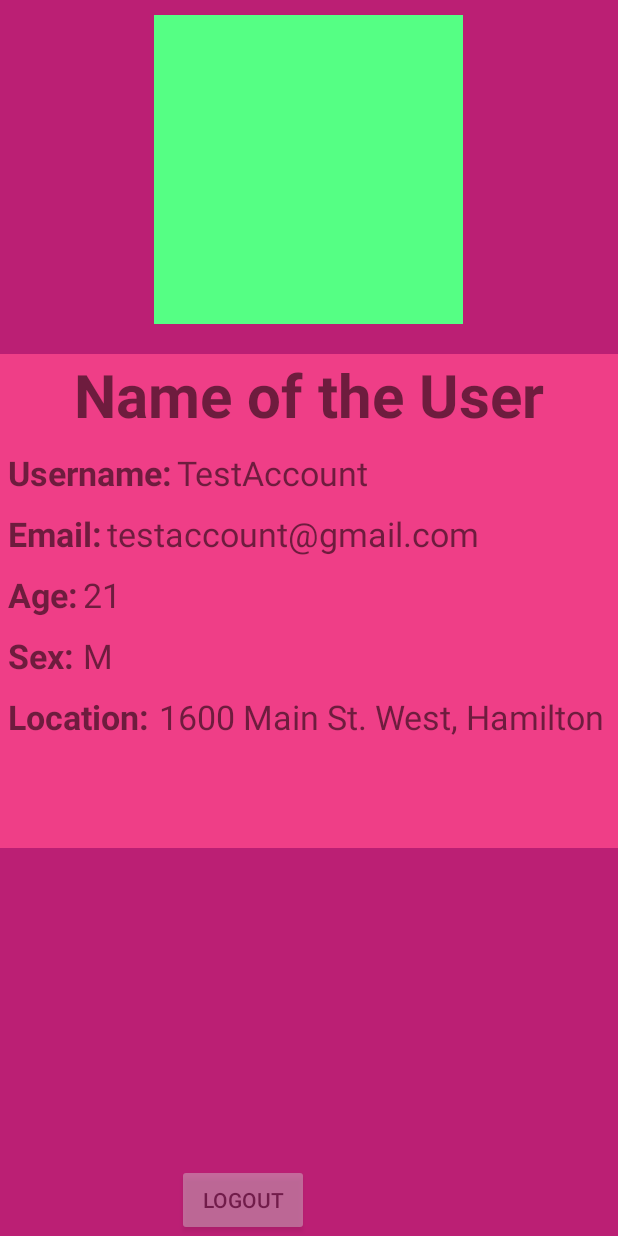
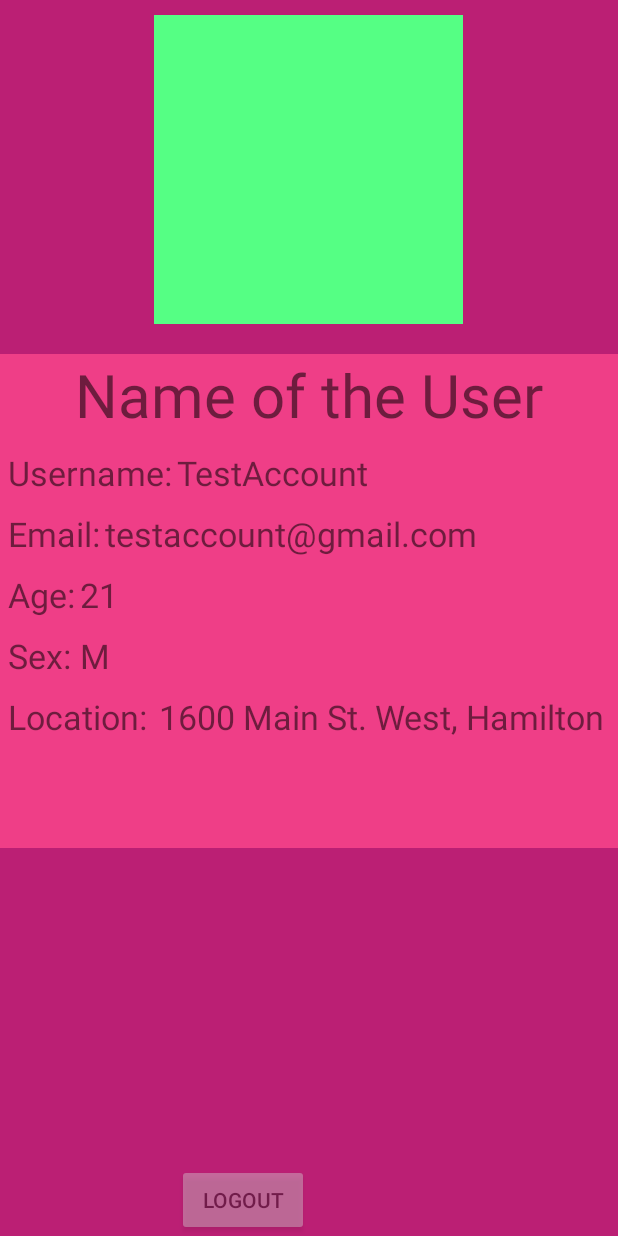
Before and after one commit to devbruha/android_bruha, an Android app: the UserProfileActivity screen opened directly, with no data from a screen before it, on a phone screen of 412 x 824 dp. Run offline under Robolectric (Android 15) with nearby library versions, the phone set to English and light mode, and no system bars; our stand-ins replace ButterKnife; 9 statements that could not run were skipped.

Commit message:
EventPicture is now working, had to edit database to implement the getEventPicture(), a lotta implementations in ListViewAdapter that needs to be commented out yet EventPicturee is now implemented in the local Database by created another variable in odel Event,implementing PHP call for it in retrieveEvents and then storing into the local Database in SQLLiteDatabaseModel. Changed background and spacing between listitems to make it have a cleaner look - ListView importing Picture, so is MapListView(Only for Events), images are being resized too accordingly. Map has Org and Venue buttons also implemented now Manually deleted some tables off the database, gotta delete a few more so possible to stay logged in. - Logout Function works fine!! Pictures for VenueList and MapVenue is being implemented. User,WhatsHot,UserEvent,Artisit and Org of List/Map are left!! - All pictures are loading fine now,just Artists in MapList is not showing due to its location not beign intialized in the database,message Ankur about it!! Fixed a few bugs, like the font problem, but everything is working perf and fine now. - Font is implemented in all the adapters(List and Map) ,UserProfileInfo and TicketListView check resize problem of images in Eventpageactivity, changed alpha of detailed layout and bubble - resize problem of images in Eventpageactivity and mapadapters are fixed,everything so far in the app is working perfect. Clean up useless codes, change to lowercase for methods and variables, comment stuff to explain whats going on.

```diff
--- a/app/src/main/java/com/bruha/bruha/Adapters/MapArtistListViewAdapter.java
+++ b/app/src/main/java/com/bruha/bruha/Adapters/MapArtistListViewAdapter.java
@@ -76,10 +76,6 @@ public class MapArtistListViewAdapter extends BaseSwipeAdapter {
         holder.Hours.setText("20 September, 2015 At 8:30 PM");
         // holder.Picture.setImageResource();
 
-        //FONT SHIT.
-        Typeface fnt = Typeface.createFromAsset(mActivity.getAssets(),"fonts/Domine-Regular.ttf");
-        Typeface tfnt = Typeface.createFromAsset(mActivity.getAssets(),"fonts/Domine-Bold.ttf");
-        Typeface rest = Typeface.createFromAsset(mActivity.getAssets(),"fonts/OpenSans-Regular.ttf");
 
 
         //Picasso.with(viewGroup.getContext()).load(artist.getArtistPicture()).into(holder.Picture);
--- a/app/src/main/java/com/bruha/bruha/Adapters/MapListViewAdapter.java
+++ b/app/src/main/java/com/bruha/bruha/Adapters/MapListViewAdapter.java
@@ -148,7 +148,7 @@ public class MapListViewAdapter extends BaseSwipeAdapter {
         holder.Hours.setText(dateFormat(event.getEventDate())+" At "+TimeFormat(event.getEventStartTime()));
         //holder.Picture.setImageResource();
 
-        Picasso.with(viewGroup.getContext()).load(event.getEventPicture()).placeholder(R.drawable.car).into(holder.Picture);
+        Picasso.with(viewGroup.getContext()).load(event.getEventPicture()).fit().into(holder.Picture);
 
 
 
--- a/app/src/main/java/com/bruha/bruha/Adapters/MapOrganizationListViewAdapter.java
+++ b/app/src/main/java/com/bruha/bruha/Adapters/MapOrganizationListViewAdapter.java
@@ -78,7 +78,7 @@ public class MapOrganizationListViewAdapter extends BaseSwipeAdapter {
         // holder.Picture.setImageResource();
 
 
-        Picasso.with(viewGroup.getContext()).load(organization.getOrgPicture()).into(holder.Picture);
+        Picasso.with(viewGroup.getContext()).load(organization.getOrgPicture()).fit().into(holder.Picture);
 
 
 
--- a/app/src/main/java/com/bruha/bruha/Adapters/MapVenListViewAdapter.java
+++ b/app/src/main/java/com/bruha/bruha/Adapters/MapVenListViewAdapter.java
@@ -82,7 +82,7 @@ public class MapVenListViewAdapter extends BaseSwipeAdapter {
 
 
 
-        Picasso.with(viewGroup.getContext()).load(venue.getVenuePicture()).placeholder(R.drawable.car).into(holder.Picture);
+        Picasso.with(viewGroup.getContext()).load(venue.getVenuePicture()).fit().into(holder.Picture);
 
 
 
--- a/app/src/main/java/com/bruha/bruha/Views/UserProfileActivity.java
+++ b/app/src/main/java/com/bruha/bruha/Views/UserProfileActivity.java
@@ -2,6 +2,7 @@ package com.bruha.bruha.Views;
 
 import android.content.Intent;
 import android.graphics.Point;
+import android.graphics.Typeface;
 import android.support.v7.app.ActionBarActivity;
 import android.os.Bundle;
 import android.util.TypedValue;
@@ -52,6 +53,12 @@ public class UserProfileActivity extends ActionBarActivity {
 
     private void resize()
     {
+
+        //FONT SHIT
+        Typeface domregfnt = Typeface.createFromAsset(this.getAssets(),"fonts/Domine-Regular.ttf");
+        Typeface domboldfnt = Typeface.createFromAsset(this.getAssets(),"fonts/Domine-Bold.ttf");
+        Typeface opensansregfnt = Typeface.createFromAsset(this.getAssets(), "fonts/OpenSans-Regular.ttf");
+
         //The EventPage dimensions being set to fit all types of screen:
 
         // Android functions to determine the screen dimensions.
@@ -98,17 +105,29 @@ public class UserProfileActivity extends ActionBarActivity {
         int x1= (int)Math.round(height * .0485);
 
         Name.setTextSize(TypedValue.COMPLEX_UNIT_PX,x1);
-        Username.setTextSize(TypedValue.COMPLEX_UNIT_PX,x);
+        Name.setTypeface(domboldfnt);
+        Username.setTextSize(TypedValue.COMPLEX_UNIT_PX, x);
+        Username.setTypeface(domboldfnt);
         Email.setTextSize(TypedValue.COMPLEX_UNIT_PX, x);
-        Age.setTextSize(TypedValue.COMPLEX_UNIT_PX,x);
-        Sex.setTextSize(TypedValue.COMPLEX_UNIT_PX,x);
-        Location.setTextSize(TypedValue.COMPLEX_UNIT_PX,x);
+        Email.setTypeface(domboldfnt);
+        Age.setTextSize(TypedValue.COMPLEX_UNIT_PX, x);
+        Age.setTypeface(domboldfnt);
+        Sex.setTextSize(TypedValue.COMPLEX_UNIT_PX, x);
+        Sex.setTypeface(domboldfnt);
+        Location.setTextSize(TypedValue.COMPLEX_UNIT_PX, x);
+        Location.setTypeface(domboldfnt);
 
-        UsernameText.setTextSize(TypedValue.COMPLEX_UNIT_PX,x);
-        EmailText.setTextSize(TypedValue.COMPLEX_UNIT_PX,x);
-        AgeText.setTextSize(TypedValue.COMPLEX_UNIT_PX,x);
-        SexText.setTextSize(TypedValue.COMPLEX_UNIT_PX,x);
+
+        UsernameText.setTextSize(TypedValue.COMPLEX_UNIT_PX, x);
+        UsernameText.setTypeface(opensansregfnt);
+        EmailText.setTextSize(TypedValue.COMPLEX_UNIT_PX, x);
+        EmailText.setTypeface(opensansregfnt);
+        AgeText.setTextSize(TypedValue.COMPLEX_UNIT_PX, x);
+        AgeText.setTypeface(opensansregfnt);
+        SexText.setTextSize(TypedValue.COMPLEX_UNIT_PX, x);
+        SexText.setTypeface(opensansregfnt);
         LocationText.setTextSize(TypedValue.COMPLEX_UNIT_PX,x);
+        LocationText.setTypeface(opensansregfnt);
 
 
     }
```
Also changed, not shown: app/src/main/java/com/bruha/bruha/Views/EventPageActivity.java (+5 -5 lines).
